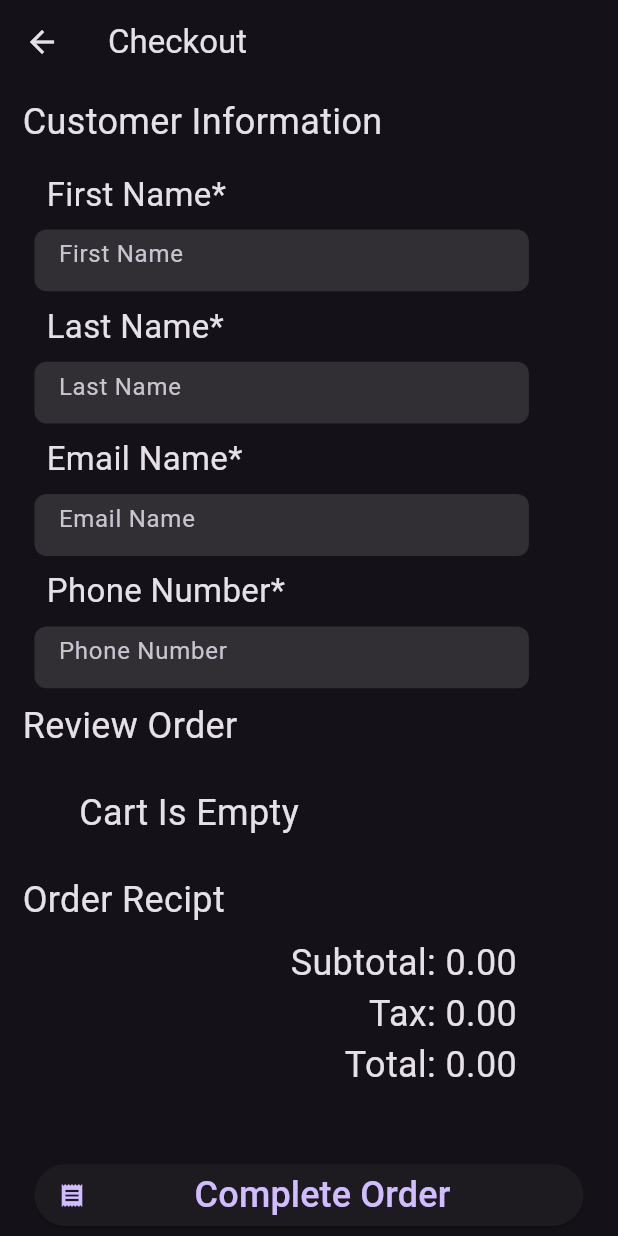
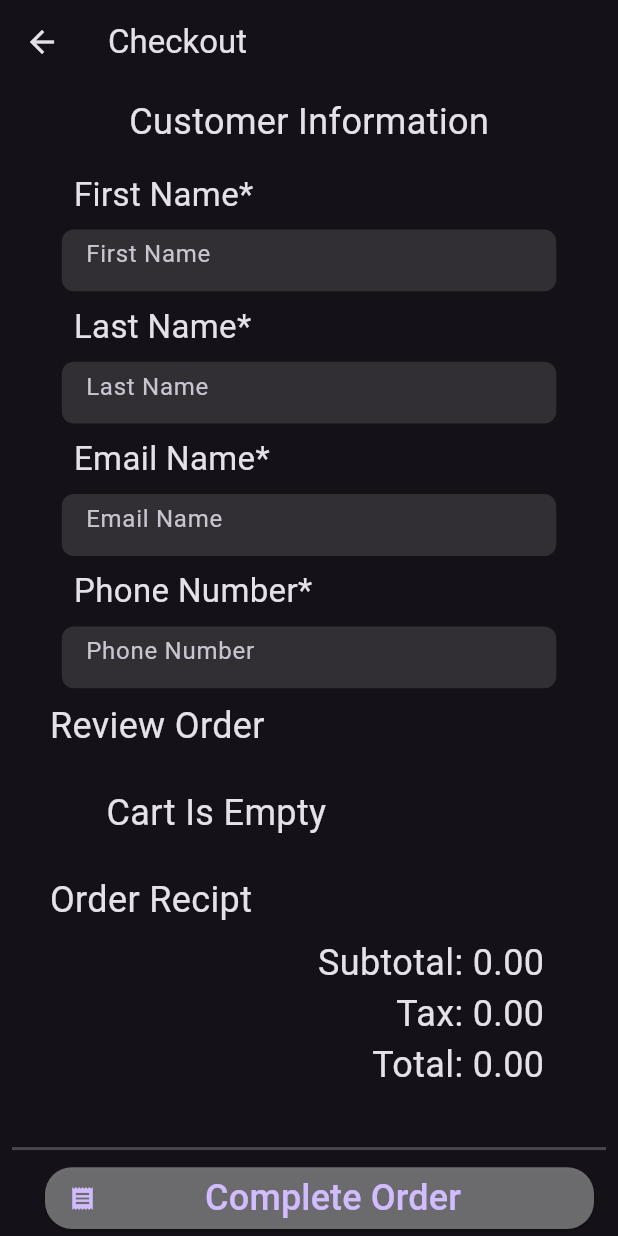
Before and after one commit to JonathanAmirSalinas/menu_app, a Flutter app: the CheckoutPage screen opened by its route, on a phone screen of 412 x 824 dp. Run offline on Flutter 3.47's test engine with Material 3 defaults, Android fonts, the phone set to English and light mode, and no system bars; our stand-ins replace go_router.

Commit message:
UI upgrades

```diff
--- a/lib/pages/navigation/checkout_page.dart
+++ b/lib/pages/navigation/checkout_page.dart
@@ -9,6 +9,7 @@ class CheckoutPage extends StatefulWidget {
   State<CheckoutPage> createState() => _CheckoutPageState();
 }
 
+// TODO: CartProvider clears on refresh/restart
 class _CheckoutPageState extends State<CheckoutPage> {
   TextEditingController firstNameController = TextEditingController();
   TextEditingController lastNameController = TextEditingController();
@@ -18,6 +19,7 @@ class _CheckoutPageState extends State<CheckoutPage> {
   @override
   Widget build(BuildContext context) {
     return SafeArea(
+      child: Center(
         child: GestureDetector(
           onTap: () {
             //Focus.of(context).unfocus();
@@ -31,7 +33,7 @@ class _CheckoutPageState extends State<CheckoutPage> {
                 child: Padding(
                   padding: const EdgeInsets.all(8.0),
                   child: Column(
-                  crossAxisAlignment: CrossAxisAlignment.start,
+                    crossAxisAlignment: CrossAxisAlignment.center,
                     children: [
                       Text(
                         "Customer Information",
@@ -51,17 +53,25 @@ class _CheckoutPageState extends State<CheckoutPage> {
                                 "Last Name", lastNameController, 'text'),
                             buildCheckoutTextField(
                                 "Email Name", emailController, 'email'),
-                          buildCheckoutTextField(
-                              "Phone Number", phoneNumberController, 'number'),
+                            buildCheckoutTextField("Phone Number",
+                                phoneNumberController, 'number'),
                           ],
                         ),
                       ),
                       buildCheckoutReviewOrder(),
-                    buildCompleteOrderButton(),
+                      const Divider(
+                        height: 2,
+                        thickness: 2,
+                      ),
+                      Container(
+                        alignment: Alignment.centerRight,
+                        child: buildCompleteOrderButton(),
+                      ),
                       const SizedBox(
                         height: 35,
                       ),
                     ],
+                  ),
                 ),
               ),
             ),
@@ -88,7 +98,7 @@ class _CheckoutPageState extends State<CheckoutPage> {
         Container(
           height: MediaQuery.of(context).size.height * .05,
           width: MediaQuery.of(context).size.width * .8,
-            alignment: Alignment.centerLeft,
+          alignment: Alignment.center,
           decoration: BoxDecoration(
               color: Theme.of(context).focusColor,
               borderRadius: const BorderRadius.all(Radius.circular(8))),
@@ -99,13 +109,14 @@ class _CheckoutPageState extends State<CheckoutPage> {
                   ? TextInputType.name
                   : keyboardType == 'email'
                       ? TextInputType.emailAddress
-                        : TextInputType.phone,
+                      : TextInputType.number,
               decoration: InputDecoration(
                 border: const OutlineInputBorder(
                   borderSide: BorderSide.none,
                 ),
                 hintText: label,
-                ))),
+              )),
+        ),
       ],
     );
   }
@@ -301,10 +312,22 @@ class _CheckoutPageState extends State<CheckoutPage> {
   }
 
   buildCompleteOrderButton() {
-    return Padding(
+    CartProvider cartProvider = Provider.of<CartProvider>(context);
+    return cartProvider.cart.isNotEmpty
+        ? Padding(
             padding: const EdgeInsets.all(8.0),
             child: ElevatedButton.icon(
-          onPressed: () {},
+                onPressed: () {
+                  cartProvider.clear();
+                  Navigator.pop(context);
+                },
+                style: ButtonStyle(
+                  shape: MaterialStateProperty.all<RoundedRectangleBorder>(
+                    RoundedRectangleBorder(
+                        borderRadius: BorderRadius.circular(18.0),
+                        side: const BorderSide(color: Colors.black)),
+                  ),
+                ),
                 icon: const Icon(Icons.receipt),
                 label: Container(
                   alignment: Alignment.center,
@@ -313,8 +336,41 @@ class _CheckoutPageState extends State<CheckoutPage> {
                   child: Text(
                     "Complete Order",
                     style: TextStyle(
-                  fontSize:
-                      Theme.of(context).textTheme.headlineSmall!.fontSize),
+                        fontSize: Theme.of(context)
+                            .textTheme
+                            .headlineSmall!
+                            .fontSize),
+                  ),
+                )),
+          )
+        : Padding(
+            padding: const EdgeInsets.all(8.0),
+            child: ElevatedButton.icon(
+                onPressed: () {
+                  ScaffoldMessenger.of(context).showSnackBar(
+                      const SnackBar(content: Text("Cart is Empty")));
+                },
+                style: ButtonStyle(
+                  backgroundColor:
+                      MaterialStatePropertyAll(Theme.of(context).disabledColor),
+                  shape: MaterialStateProperty.all<RoundedRectangleBorder>(
+                    RoundedRectangleBorder(
+                      borderRadius: BorderRadius.circular(18.0),
+                    ),
+                  ),
+                ),
+                icon: const Icon(Icons.receipt),
+                label: Container(
+                  alignment: Alignment.center,
+                  height: MediaQuery.of(context).size.height * .05,
+                  width: 300,
+                  child: Text(
+                    "Complete Order",
+                    style: TextStyle(
+                        fontSize: Theme.of(context)
+                            .textTheme
+                            .headlineSmall!
+                            .fontSize),
                   ),
                 )),
           );
```
Also changed, not shown: lib/main.dart (+0 -21 lines), lib/model/providers/cart_provider.dart (+8 -0 lines), lib/model/providers/menu_provider.dart (+12 -8 lines), lib/pages/navigation/home_page.dart (deleted, +0 -15 lines), lib/pages/responsive/main_page.dart (+116 -67 lines), lib/widgets/menu_items_widget.dart (+4 -3 lines), lib/widgets/shopping_cart_widget.dart (+31 -7 lines), pubspec.lock. Lines whose indentation alone changed are shown as unchanged.
